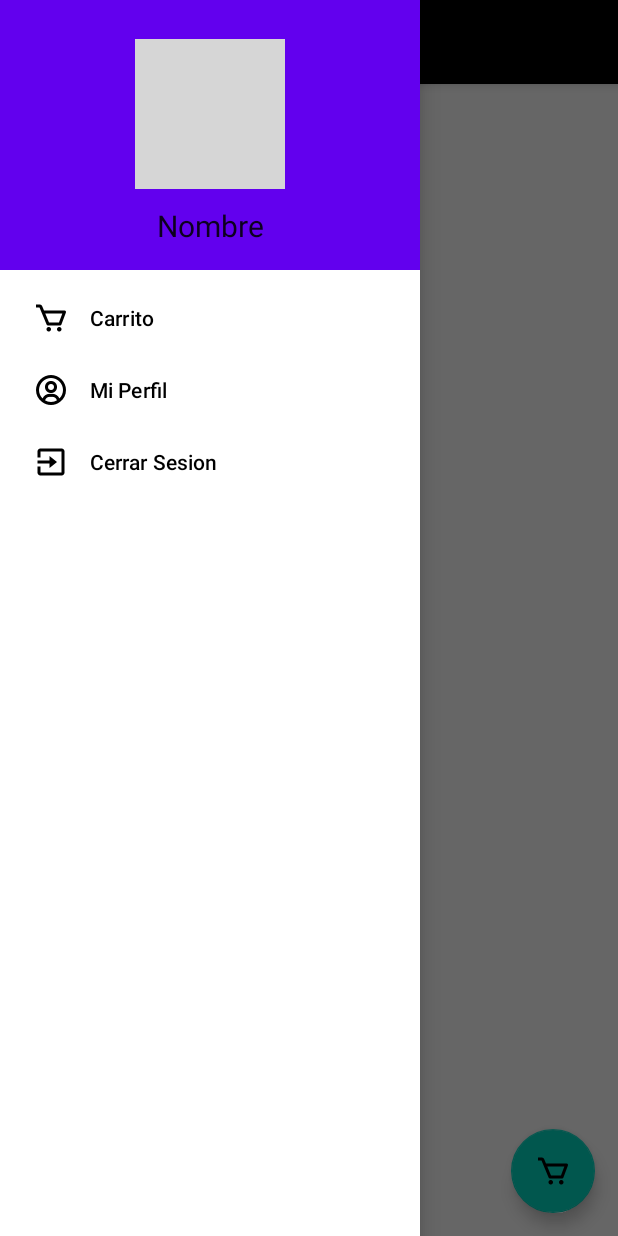
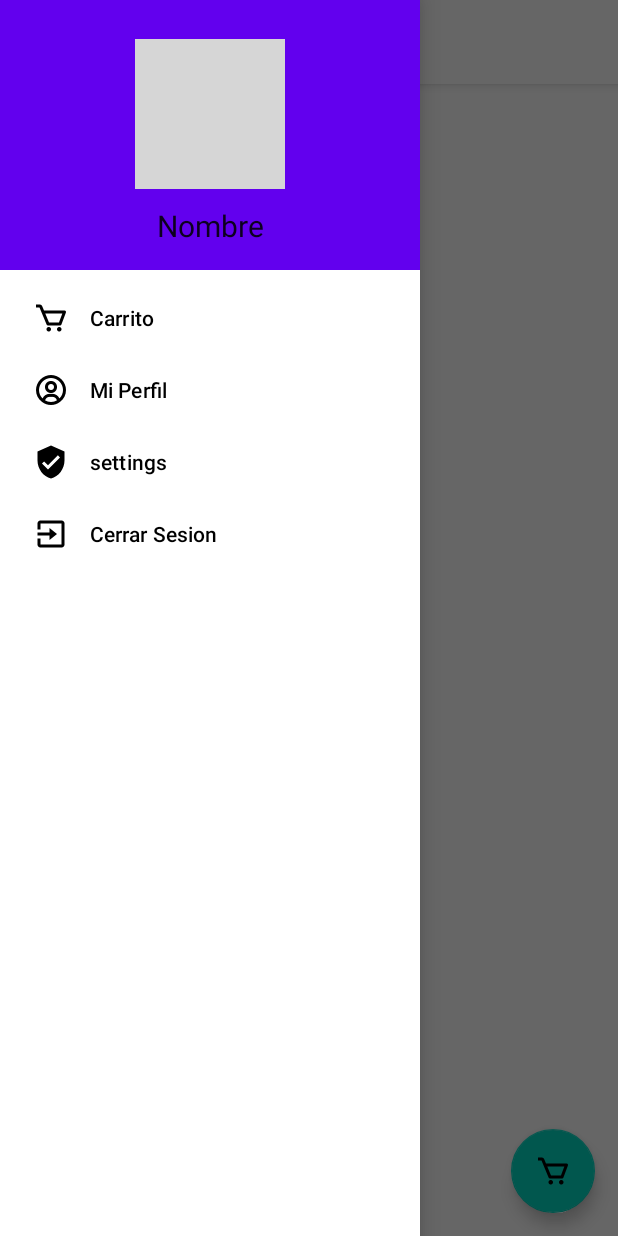
Before and after one commit to JosueAlvarado50/DreamShopApp, an Android app: the PrincipalActivity screen opened directly, with no data from a screen before it, with the side drawer open, on a phone screen of 412 x 824 dp. Run offline under Robolectric (Android 15) with nearby library versions, the phone set to English and light mode, and no system bars; our stand-ins replace CircleImageView, Firebase (no records; nobody signed in at launch, a user with empty details on screens opened directly), Picasso; 1 statement that could not run was skipped; grey boxes are pictures that could not be loaded.

Commit message:
cambios en el card y en el drawer
se agregaron botones al drawer y se quitó el boton de accion rapida del menu principal

```diff
--- /dev/null
+++ b/DreamShop/app/src/main/res/drawable/ic_baseline_verified_user_24.xml
@@ -0,0 +1,10 @@
+<vector xmlns:android="http://schemas.android.com/apk/res/android"
+    android:width="24dp"
+    android:height="24dp"
+    android:viewportWidth="24"
+    android:viewportHeight="24"
+    android:tint="?attr/colorControlNormal">
+  <path
+      android:fillColor="@android:color/white"
+      android:pathData="M12,1L3,5v6c0,5.55 3.84,10.74 9,12 5.16,-1.26 9,-6.45 9,-12L21,5l-9,-4zM10,17l-4,-4 1.41,-1.41L10,14.17l6.59,-6.59L18,9l-8,8z"/>
+</vector>
--- a/DreamShop/app/src/main/res/layout/app_layout_principal.xml
+++ b/DreamShop/app/src/main/res/layout/app_layout_principal.xml
@@ -1,26 +1,31 @@
 <?xml version="1.0" encoding="utf-8"?>
-<androidx.coordinatorlayout.widget.CoordinatorLayout xmlns:android="http://schemas.android.com/apk/res/android"
+<androidx.drawerlayout.widget.DrawerLayout
+    xmlns:android="http://schemas.android.com/apk/res/android"
     android:layout_width="match_parent"
     android:layout_height="match_parent"
     xmlns:tools="http://schemas.android.com/tools"
-    tools:context=".PrincipalActivity">
+    xmlns:app="http://schemas.android.com/apk/res-auto"
+
+    >
+
+    <androidx.coordinatorlayout.widget.CoordinatorLayout
+        android:layout_width="match_parent"
+        android:layout_height="match_parent">
 
         <com.google.android.material.appbar.AppBarLayout
             android:layout_width="match_parent"
-        android:layout_height="wrap_content"
-        android:theme="@style/AppTheme.AppBarOverlay">
-    <Toolbar
+            android:layout_height="wrap_content">
+
+            <androidx.appcompat.widget.Toolbar
+                android:id="@+id/main_toolbar"
+                app:title="Productos"
+                android:background="@color/white"
                 android:layout_width="match_parent"
-        android:layout_height="?attr/actionBarSize"
-        android:background="@color/black"
-        android:titleTextColor="@color/white"
-        android:title="Productos"
+                android:layout_height="match_parent"
+                >
 
-        android:popupTheme="@style/AppTheme.PopupOverlay"/>
+            </androidx.appcompat.widget.Toolbar>
         </com.google.android.material.appbar.AppBarLayout>
-
-
-
 
         <com.google.android.material.floatingactionbutton.FloatingActionButton
             android:id="@+id/fab"
@@ -33,3 +38,8 @@
 
 
     </androidx.coordinatorlayout.widget.CoordinatorLayout>
+
+
+
+
+</androidx.drawerlayout.widget.DrawerLayout>
--- a/DreamShop/app/src/main/res/layout/contenido_principal.xml
+++ b/DreamShop/app/src/main/res/layout/contenido_principal.xml
@@ -7,6 +7,10 @@
     app:layout_behavior="@string/appbar_scrolling_view_behavior"
     tools:showIn="@layout/app_layout_principal">
 
+
+
+
+
     <androidx.recyclerview.widget.RecyclerView
         android:id="@+id/recicler_menu"
         android:layout_width="match_parent"
--- a/DreamShop/app/src/main/res/menu/activity_principal_drawer.xml
+++ b/DreamShop/app/src/main/res/menu/activity_principal_drawer.xml
@@ -1,6 +1,7 @@
 <?xml version="1.0" encoding="utf-8"?>
 <menu xmlns:android="http://schemas.android.com/apk/res/android"
     xmlns:tools="http://schemas.android.com/tools"
+    xmlns:app="http://schemas.android.com/apk/res-auto"
     tools:showIn="navigation_view">
 
     <group android:checkableBehavior="single">
@@ -12,6 +13,13 @@
             android:id="@+id/nav_perfil"
             android:icon="@drawable/user"
             android:title="Mi Perfil"/>
+
+        <item
+            android:id="@+id/nav_settings"
+            android:icon="@drawable/ic_baseline_verified_user_24"
+            android:title="settings"
+            android:contentDescription="configuraciones"
+            app:showAsAction="ifRoom" />
         <item
             android:id="@+id/nav_salir"
             android:icon="@drawable/exit"
--- a/DreamShop/app/src/main/res/values/strings.xml
+++ b/DreamShop/app/src/main/res/values/strings.xml
@@ -45,7 +45,7 @@
     <string name="desserts">Postres</string>
     <string name="agregar_producto">Agregar producto</string>
     <string name="nombre_del_producto">Nombre del producto</string>
-    <string name="descripcion_del_producto">Descripción del producto</string>
+    <string name="descripcion_del_producto">Descripción</string>
     <string name="precio_de_compra">Precio de compra</string>
     <string name="precio_de_venta">Precio de venta</string>
     <string name="cantidad_existente">Cantidad existente</string>
```
Also changed, not shown: DreamShop/app/src/main/java/mx/ita/sneaker_app3/PrincipalActivity.java (+37 -11 lines), DreamShop/app/src/main/res/drawable/ic_baseline_dark_mode_24.xml (added, +10 -0 lines), DreamShop/app/src/main/res/layout/app_bar_principal.xml (deleted, +0 -22 lines), DreamShop/app/src/main/res/layout/producto_item_layout.xml (deleted, +0 -57 lines), DreamShop/app/src/main/res/layout/productos_item_layout.xml (+100 -37 lines), DreamShop/app/src/main/res/menu/top_app_bar.xml (added, +25 -0 lines), 1 other file. Lines whose indentation alone changed are shown as unchanged.
